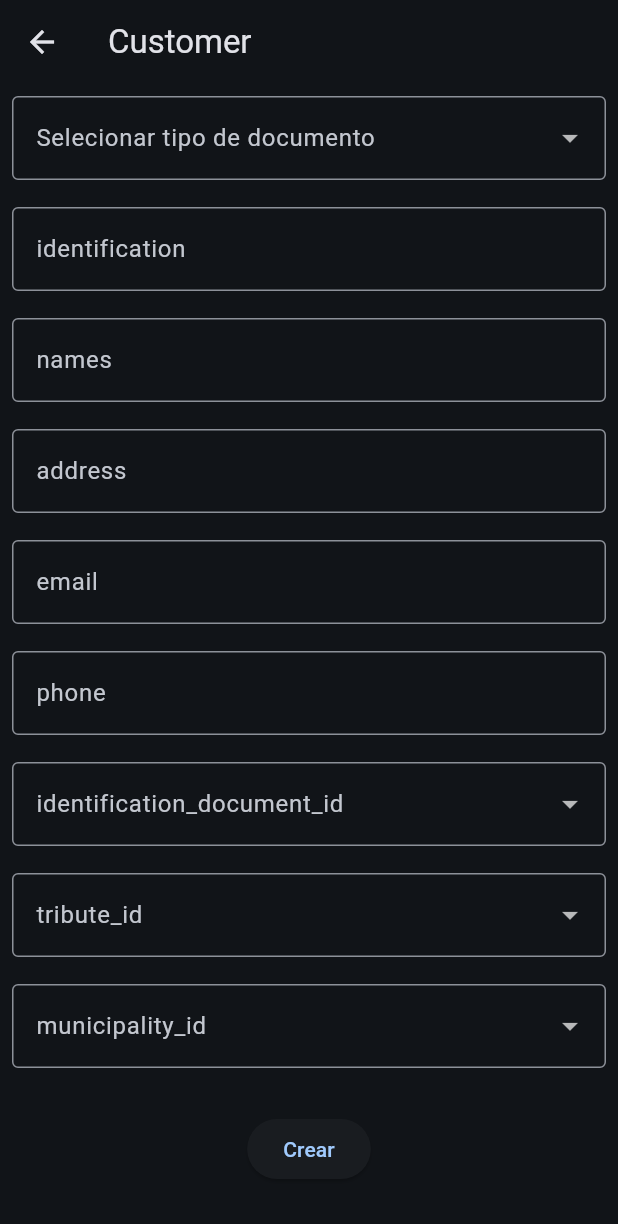
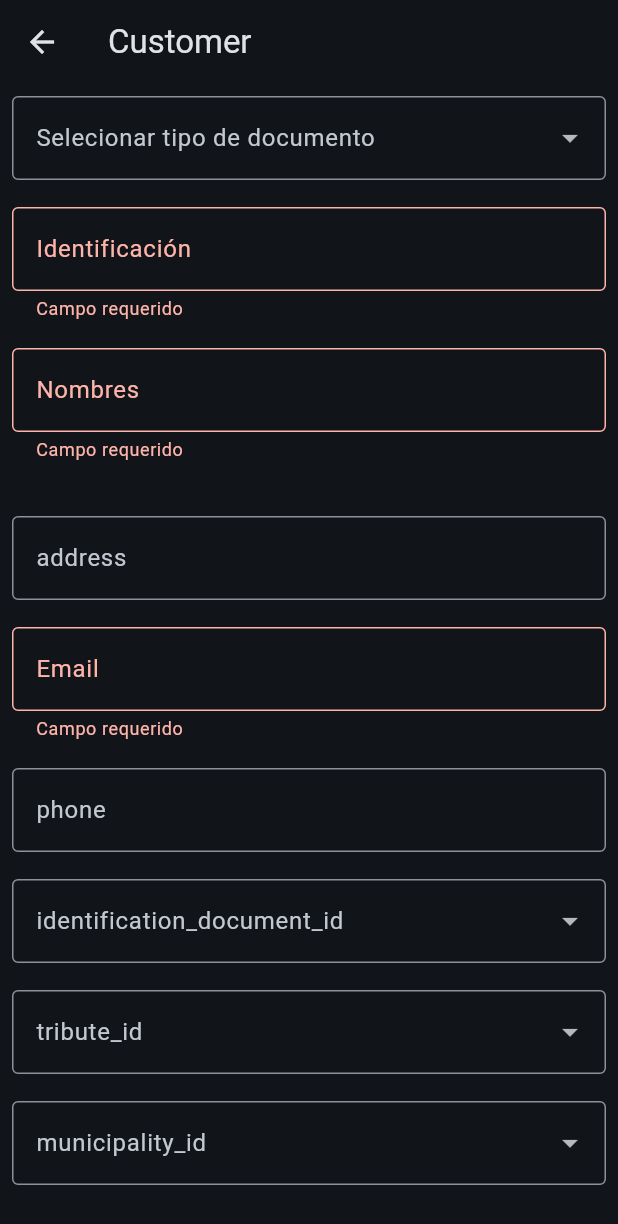
Before and after one commit to EndoRodrigo/final-app, a Flutter app: the CustomerView screen opened by its route, after a tap on "Crear", on a phone screen of 412 x 824 dp. Shown: the top 1224 px of the screen. Run offline on Flutter 3.47's test engine with Material 3 defaults, Android fonts, the phone set to English and light mode, and no system bars; our stand-ins replace cloud_firestore, firebase_auth, firebase_core, flutter_screenutil, get; accounts and stored records are empty; generated files the repository leaves out were written again.

Commit message:
Fix: se ajusta problema al momento de crear un usuario

```diff
--- a/lib/ui/core/controller/auth_controller.dart
+++ b/lib/ui/core/controller/auth_controller.dart
@@ -46,13 +46,13 @@ class AuthController extends GetxController {
     }
   }
 
-  Future<void> login(String email, String password) async {
+  Future<void> login() async {
     try {
       isLoading.value = true;
 
       await _auth.signInWithEmailAndPassword(
-        email: email,
-        password: password,
+        email: email.value,
+        password: password.value,
       );
 
       Get.offAllNamed(AppRoutes.HOME);
--- a/lib/ui/core/controller/customer_controller.dart
+++ b/lib/ui/core/controller/customer_controller.dart
@@ -1,4 +1,5 @@
 import 'package:cloud_firestore/cloud_firestore.dart';
+import 'package:flutter/material.dart';
 import 'package:get/get.dart';
 import 'package:tirando_factos/data/model/customer_model.dart';
 
@@ -6,6 +7,8 @@ import '../../../data/services/customer_service.dart';
 
 
 class CustomerController extends GetxController{
+
+  final formKey = GlobalKey<FormState>();
   final identification = ''.obs;
   final dv= ''.obs;
   final company= ''.obs;
@@ -18,13 +21,27 @@ class CustomerController extends GetxController{
   final tributeId= ''.obs;
   final identificationDocumentId= ''.obs;
   final municipalityId= ''.obs;
+  final isLoading = false.obs;
 
   final CustomerService _service = CustomerService();
 
   Stream<QuerySnapshot> get customers => _service.getCustomers();
 
   Future<void> addCustomer() async {
-    await _service.createCustomer(buildCustomer());
+    if (!formKey.currentState!.validate()) return;
+
+    try {
+      isLoading.value = true;
+      await _service.createCustomer(buildCustomer());
+      Get.snackbar('Éxito', 'Cliente creado correctamente', snackPosition: SnackPosition.BOTTOM,);
+
+      //formKey.currentState?.reset();
+
+    } catch (e) {
+      Get.snackbar('Error', 'No se pudo crear el cliente');
+    } finally {
+      isLoading.value = false;
+    }
   }
 
   Future<void> editCustomer(CustomerModel customer) async {
--- a/lib/ui/core/view/customer_view.dart
+++ b/lib/ui/core/view/customer_view.dart
@@ -1,5 +1,8 @@
 import 'package:flutter/material.dart';
-import 'package:get/get.dart';
+import 'package:get/get_core/src/get_main.dart';
+import 'package:get/get_instance/src/extension_instance.dart';
+import 'package:get/get_state_manager/src/rx_flutter/rx_obx_widget.dart';
+import 'package:get/get_state_manager/src/simple/get_view.dart';
 
 import '../controller/customer_controller.dart';
 
@@ -11,11 +14,12 @@ class CustomerView extends GetView<CustomerController> {
   @override
   Widget build(BuildContext context) {
     return Scaffold(
-      appBar: AppBar(title: Text('Customer')),
+      appBar: AppBar(title: const Text('Customer')),
       body: SingleChildScrollView(
         child: Padding(
           padding: const EdgeInsets.all(8.0),
-          child: Center(
+          child: Form(
+            key: controller.formKey,
             child: Column(
               children: [
                 DropdownButtonFormField<String>(
@@ -25,48 +29,113 @@ class CustomerView extends GetView<CustomerController> {
                   ),
                   items: const [
                     DropdownMenuItem(value: '1', child: Text('Registro civil')),
-                    DropdownMenuItem(value: '2', child: Text('Tarjeta de identidad'),),
-                    DropdownMenuItem(value: '3', child: Text('Cédula de ciudadanía'),),
-                    DropdownMenuItem(value: '4', child: Text('Tarjeta de extranjería'),),
-                    DropdownMenuItem(value: '5', child: Text('Cédula de extranjería'),),
+                    DropdownMenuItem(
+                      value: '2',
+                      child: Text('Tarjeta de identidad'),
+                    ),
+                    DropdownMenuItem(
+                      value: '3',
+                      child: Text('Cédula de ciudadanía'),
+                    ),
+                    DropdownMenuItem(
+                      value: '4',
+                      child: Text('Tarjeta de extranjería'),
+                    ),
+                    DropdownMenuItem(
+                      value: '5',
+                      child: Text('Cédula de extranjería'),
+                    ),
                     DropdownMenuItem(value: '6', child: Text('NIT')),
                     DropdownMenuItem(value: '7', child: Text('Pasaporte')),
-                    DropdownMenuItem(value: '8', child: Text('Documento de identificación extranjero'),),
+                    DropdownMenuItem(
+                      value: '8',
+                      child: Text('Documento de identificación extranjero'),
+                    ),
                     DropdownMenuItem(value: '9', child: Text('PEP')),
                     DropdownMenuItem(value: '10', child: Text('NIT otro país')),
                     DropdownMenuItem(value: '11', child: Text('NUIP')),
                   ],
-                  onChanged: (v)=> controller.identificationDocumentId.value = v!,
+                  onChanged: (v) =>
+                      controller.identificationDocumentId.value = v!,
                 ),
                 SizedBox(height: 18),
-                TextField(decoration: InputDecoration(border: OutlineInputBorder(), label: Text('identification'),),
-                  onChanged: (v)=> controller.identification.value = v,
+                TextFormField(
+                  decoration: const InputDecoration(
+                    labelText: 'Identificación',
+                    border: OutlineInputBorder(),
+                  ),
+                  onChanged: (v) => controller.identification.value = v,
+                  validator: (v) =>
+                      v == null || v.isEmpty ? 'Campo requerido' : null,
+                ),
+
+                const SizedBox(height: 18),
+
+                TextFormField(
+                  decoration: const InputDecoration(
+                    labelText: 'Nombres',
+                    border: OutlineInputBorder(),
+                  ),
+                  onChanged: (v) => controller.names.value = v,
+                  validator: (v) =>
+                      v == null || v.isEmpty ? 'Campo requerido' : null,
+                ),
+
+                const SizedBox(height: 18),
+
+                SizedBox(height: 18),
+                TextField(
+                  decoration: InputDecoration(
+                    border: OutlineInputBorder(),
+                    label: Text('address'),
+                  ),
+                  onChanged: (v) => controller.address.value = v,
                 ),
                 SizedBox(height: 18),
-                TextField(decoration: InputDecoration(border: OutlineInputBorder(), label: Text('names'),),
-                onChanged:(v)=> controller.names.value = v,),
+
+                TextFormField(
+                  decoration: const InputDecoration(
+                    labelText: 'Email',
+                    border: OutlineInputBorder(),
+                  ),
+                  onChanged: (v) => controller.email.value = v,
+                  validator: (v) =>
+                      v == null || v.isEmpty ? 'Campo requerido' : null,
+                ),
+
                 SizedBox(height: 18),
-                TextField(decoration: InputDecoration(border: OutlineInputBorder(), label: Text('address'),),
-                  onChanged: (v)=> controller.address.value = v,
-                ),
-                SizedBox(height: 18),
-                TextField(decoration: InputDecoration(border: OutlineInputBorder(), label: Text('email'),),
-                  onChanged: (v) => controller.email.value = v,
-                ),
-                SizedBox(height: 18),
-                TextField(decoration: InputDecoration(border: OutlineInputBorder(), label: Text('phone'),),
+                TextField(
+                  decoration: InputDecoration(
+                    border: OutlineInputBorder(),
+                    label: Text('phone'),
+                  ),
                   onChanged: (v) => controller.phone.value = v,
                 ),
                 SizedBox(height: 18),
-                DropdownButtonFormField<String>(decoration: const InputDecoration(labelText: 'identification_document_id', border: OutlineInputBorder(),),
+                DropdownButtonFormField<String>(
+                  decoration: const InputDecoration(
+                    labelText: 'identification_document_id',
+                    border: OutlineInputBorder(),
+                  ),
                   items: const [
-                    DropdownMenuItem(value: '1', child: Text('Persona Juridica'),),
-                    DropdownMenuItem(value: '2', child: Text('Persona Natural'),),
+                    DropdownMenuItem(
+                      value: '1',
+                      child: Text('Persona Juridica'),
+                    ),
+                    DropdownMenuItem(
+                      value: '2',
+                      child: Text('Persona Natural'),
+                    ),
                   ],
-                  onChanged: (v) => controller.identificationDocumentId.value = v!,
+                  onChanged: (v) =>
+                      controller.identificationDocumentId.value = v!,
                 ),
                 SizedBox(height: 18),
-                DropdownButtonFormField<String>(decoration: const InputDecoration(labelText: 'tribute_id ', border: OutlineInputBorder(),),
+                DropdownButtonFormField<String>(
+                  decoration: const InputDecoration(
+                    labelText: 'tribute_id ',
+                    border: OutlineInputBorder(),
+                  ),
                   items: const [
                     DropdownMenuItem(value: '18', child: Text('IVA')),
                     DropdownMenuItem(value: '21', child: Text('No aplica')),
@@ -74,15 +143,28 @@ class CustomerView extends GetView<CustomerController> {
                   onChanged: (v) => controller.tributeId.value = v!,
                 ),
                 SizedBox(height: 18),
-                DropdownButtonFormField<String>(decoration: const InputDecoration(labelText: 'municipality_id  ', border: OutlineInputBorder(),),
+                DropdownButtonFormField<String>(
+                  decoration: const InputDecoration(
+                    labelText: 'municipality_id ',
+                    border: OutlineInputBorder(),
+                  ),
                   items: const [
                     DropdownMenuItem(value: '18', child: Text('Rionegro')),
                     DropdownMenuItem(value: '21', child: Text('Sabanalarga')),
                   ],
                   onChanged: (v) => controller.municipalityId.value = v!,
                 ),
-                SizedBox(height: 30),
-                ElevatedButton(onPressed: controller.addCustomer, child: Text('Crear')),
+
+                const SizedBox(height: 30),
+
+                Obx(
+                  () => controller.isLoading.value
+                      ? const CircularProgressIndicator()
+                      : ElevatedButton(
+                          onPressed: controller.addCustomer,
+                          child: const Text('Crear'),
+                        ),
+                ),
               ],
             ),
           ),
--- a/lib/ui/core/view/login_view.dart
+++ b/lib/ui/core/view/login_view.dart
@@ -1,11 +1,13 @@
 import 'package:flutter/material.dart';
-import 'package:get/get_core/src/get_main.dart';
-import 'package:get/get_navigation/src/extension_navigation.dart';
+import 'package:get/get.dart';
 import 'package:tirando_factos/routing/app_routes.dart';
+import 'package:tirando_factos/ui/core/controller/auth_controller.dart';
 
 
 class LoginView extends StatelessWidget {
-  const LoginView({super.key});
+  LoginView({super.key});
+
+  final controller = Get.put(AuthController());
 
   @override
   Widget build(BuildContext context) {
@@ -16,11 +18,13 @@ class LoginView extends StatelessWidget {
           children: [
             Image.asset('assets/images/factus-logo.ywiieubc.png'),
             SizedBox(height: 30,),
-            TextField(decoration: InputDecoration(labelText: 'Email', border: OutlineInputBorder()),),
+            TextField(decoration: InputDecoration(labelText: 'Email', border: OutlineInputBorder()),
+            onChanged: (v) => controller.email.value = v),
             SizedBox(height: 30,),
-            TextField(decoration: InputDecoration(labelText: 'Password', border: OutlineInputBorder()),),
+            TextField(decoration: InputDecoration(labelText: 'Password', border: OutlineInputBorder()),
+            onChanged: (v) => controller.password.value = v,),
             SizedBox(height: 30,),
-            ElevatedButton(onPressed: (){Get.toNamed(AppRoutes.HOME);}, child: Text('Login')),
+            ElevatedButton(onPressed: controller.login, child: Text('Login')),
             SizedBox(height: 30,),
             ElevatedButton(onPressed: (){}, child: Text('Register')),
           ],
```
